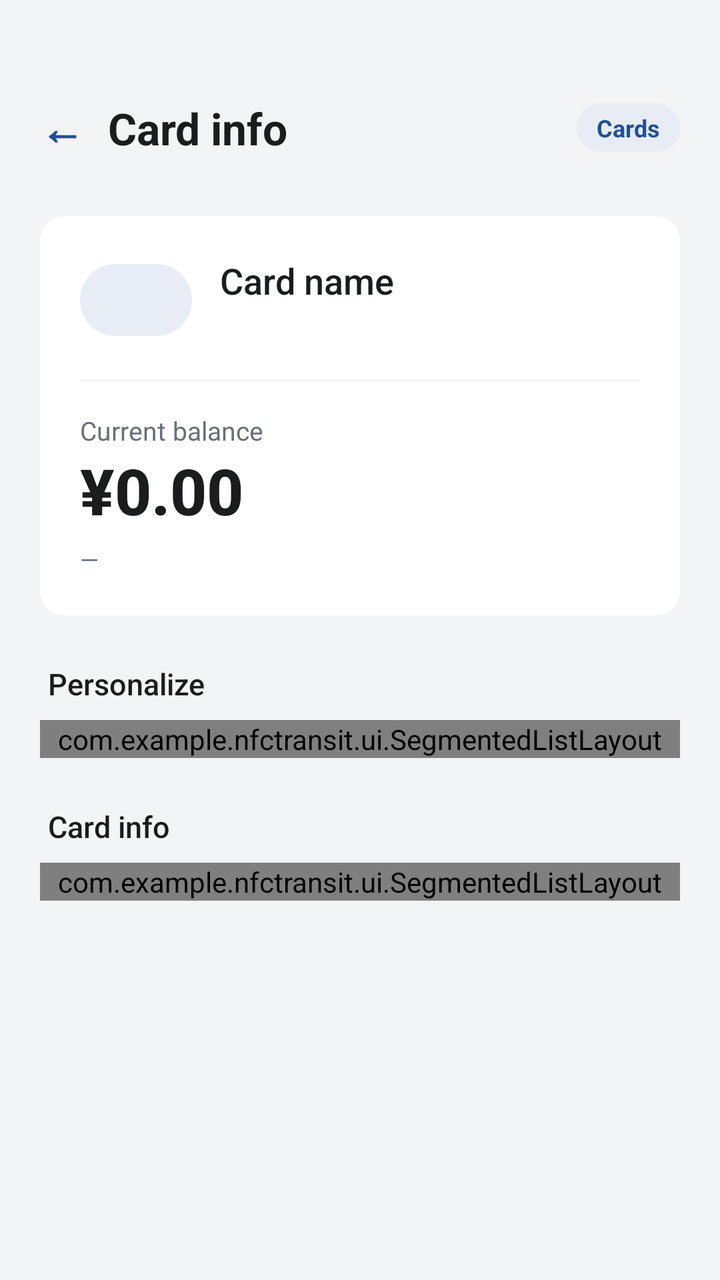
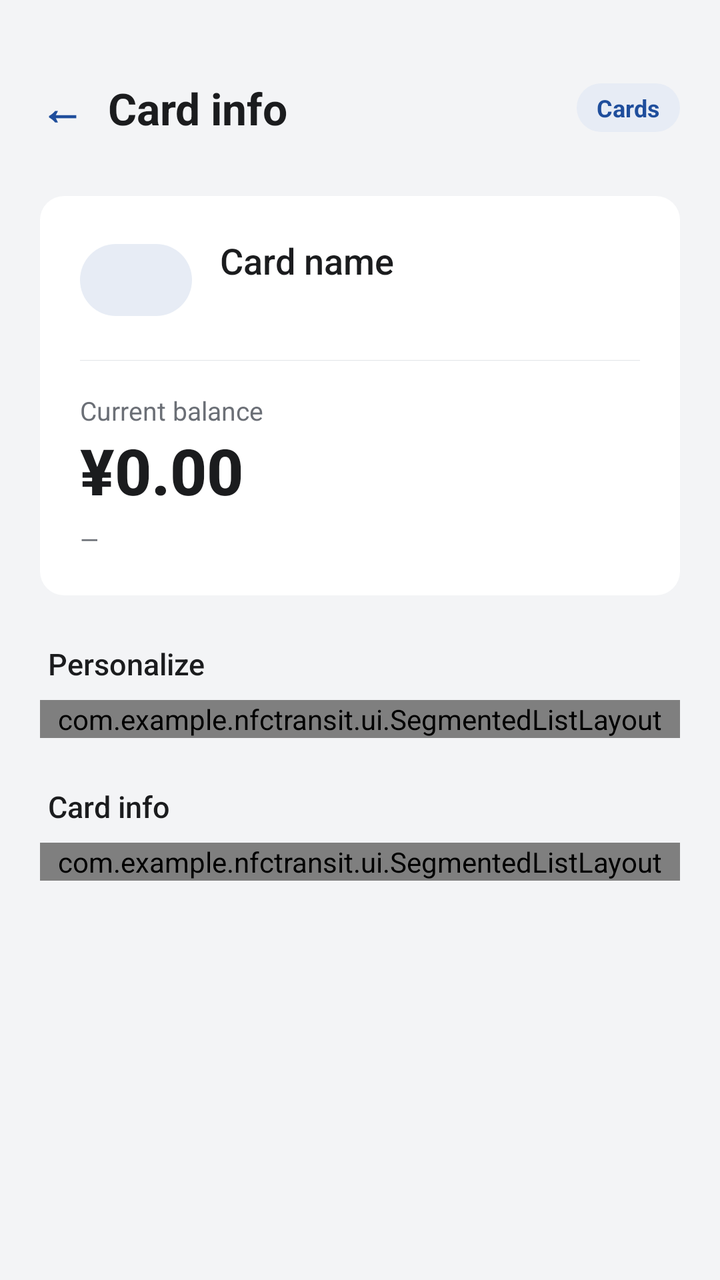

Before-and-after screenshots of an Android layout around one commit, followed by the original layout XML and the change that was made.
<!-- AndroidManifest.xml: application theme Theme.TransitU -->
<!-- res/layout/fragment_card_info.xml -->
<?xml version="1.0" encoding="utf-8"?>
<LinearLayout xmlns:android="http://schemas.android.com/apk/res/android"
    xmlns:tools="http://schemas.android.com/tools"
    android:layout_width="match_parent"
    android:layout_height="match_parent"
    android:background="@color/paper"
    android:orientation="vertical">

    <View
        android:layout_width="match_parent"
        android:layout_height="@dimen/status_bar_spacer_height" />

    <LinearLayout
        android:layout_width="match_parent"
        android:layout_height="wrap_content"
        android:gravity="center_vertical"
        android:orientation="horizontal"
        android:paddingStart="11dp"
        android:paddingTop="20dp"
        android:paddingEnd="20dp"
        android:paddingBottom="16dp">

        <TextView
            android:id="@+id/btnBack"
            style="@style/BackButton"
            android:text="←"
            android:textColor="@color/accent"
            android:textSize="22sp"
            android:textStyle="bold" />

        <TextView
            android:layout_width="0dp"
            android:layout_height="wrap_content"
            android:layout_weight="1"
            android:text="@string/card_info_title"
            android:textColor="@color/ink"
            android:textSize="22sp"
            android:textStyle="bold" />

        <LinearLayout
            android:id="@+id/cardBadge"
            android:layout_width="wrap_content"
            android:layout_height="wrap_content"
            android:background="@drawable/bg_card_badge"
            android:paddingStart="10dp"
            android:paddingTop="4dp"
            android:paddingEnd="10dp"
            android:paddingBottom="4dp">

            <TextView
                android:id="@+id/tvCardBadge"
                android:layout_width="wrap_content"
                android:layout_height="wrap_content"
                android:ellipsize="end"
                android:maxWidth="140dp"
                android:maxLines="1"
                android:text="@string/home_cards_label"
                android:textColor="@color/accent"
                android:textSize="12sp"
                android:textStyle="bold" />
        </LinearLayout>
    </LinearLayout>

    <ScrollView
        android:layout_width="match_parent"
        android:layout_height="match_parent"
        android:fillViewport="true">

        <LinearLayout
            android:layout_width="match_parent"
            android:layout_height="wrap_content"
            android:orientation="vertical"
            android:paddingBottom="24dp">

            
            <LinearLayout
                android:layout_width="match_parent"
                android:layout_height="wrap_content"
                android:layout_marginStart="20dp"
                android:layout_marginTop="8dp"
                android:layout_marginEnd="20dp"
                android:background="@drawable/bg_card_plain"
                android:orientation="vertical"
                android:padding="20dp">

                <LinearLayout
                    android:layout_width="match_parent"
                    android:layout_height="wrap_content"
                    android:gravity="center_vertical"
                    android:orientation="horizontal">

                    
                    <View
                        android:id="@+id/heroCardFace"
                        android:layout_width="56dp"
                        android:layout_height="36dp"
                        android:background="@drawable/bg_card_badge" />

                    <LinearLayout
                        android:layout_width="0dp"
                        android:layout_height="wrap_content"
                        android:layout_marginStart="14dp"
                        android:layout_weight="1"
                        android:orientation="vertical">

                        <TextView
                            android:id="@+id/tvCardName"
                            android:layout_width="match_parent"
                            android:layout_height="wrap_content"
                            android:ellipsize="end"
                            android:fontFamily="sans-serif-medium"
                            android:maxLines="2"
                            android:text="@string/card_info_name"
                            android:textColor="@color/ink"
                            android:textSize="18sp" />

                        <TextView
                            android:id="@+id/tvHeroSubtitle"
                            android:layout_width="match_parent"
                            android:layout_height="wrap_content"
                            android:layout_marginTop="2dp"
                            android:ellipsize="end"
                            android:maxLines="1"
                            android:textColor="@color/ink_3"
                            android:textSize="13sp" />
                    </LinearLayout>
                </LinearLayout>

                <View
                    android:layout_width="match_parent"
                    android:layout_height="1px"
                    android:layout_marginTop="18dp"
                    android:layout_marginBottom="16dp"
                    android:background="@color/line" />

                <TextView
                    android:id="@+id/tvBalanceLabel"
                    android:layout_width="wrap_content"
                    android:layout_height="wrap_content"
                    android:text="@string/label_current_balance"
                    android:textColor="@color/ink_3"
                    android:textSize="13sp" />

                <TextView
                    android:id="@+id/tvBalance"
                    android:layout_width="wrap_content"
                    android:layout_height="wrap_content"
                    android:layout_marginTop="4dp"
                    android:fontFamily="sans-serif-medium"
                    android:includeFontPadding="false"
                    android:text="¥0.00"
                    android:textColor="@color/ink"
                    android:textSize="32sp"
                    android:textStyle="bold" />

                <LinearLayout
                    android:id="@+id/balanceRow"
                    android:layout_width="match_parent"
                    android:layout_height="wrap_content"
                    android:layout_marginTop="8dp"
                    android:orientation="horizontal"
                    android:visibility="gone" />

                <TextView
                    android:id="@+id/tvLastRead"
                    android:layout_width="wrap_content"
                    android:layout_height="wrap_content"
                    android:layout_marginTop="6dp"
                    android:text="—"
                    android:textColor="@color/ink_3"
                    android:textSize="12sp" />
            </LinearLayout>

            
            <TextView
                style="@style/DetailSectionTitle"
                android:text="@string/card_info_personalize" />

            <com.example.nfctransit.ui.SegmentedListLayout style="@style/DetailSectionCard">

                <LinearLayout
                    android:id="@+id/rowEditName"
                    style="@style/DetailRow"
                    android:clickable="true"
                    android:focusable="true">

                    <TextView
                        style="@style/DetailRowLabel"
                        android:text="@string/card_info_name" />

                    <TextView
                        android:id="@+id/tvNameValue"
                        style="@style/DetailRowValue"
                        android:ellipsize="end"
                        android:maxLines="1" />

                    <TextView
                        android:id="@+id/btnEditName"
                        android:layout_width="wrap_content"
                        android:layout_height="wrap_content"
                        android:layout_marginStart="10dp"
                        android:tag="fa"
                        android:text="&#xf044;"
                        android:textColor="@color/accent"
                        android:textSize="14sp" />
                </LinearLayout>

                <LinearLayout
                    android:id="@+id/rowChangeColor"
                    style="@style/DetailRow"
                    android:clickable="true"
                    android:contentDescription="@string/card_info_change_color_cd"
                    android:focusable="true">

                    <TextView
                        style="@style/DetailRowLabel"
                        android:text="@string/card_info_color" />

                    <TextView
                        android:id="@+id/tvColorName"
                        style="@style/DetailRowValue" />

                    <View
                        android:id="@+id/cardColorPreview"
                        android:layout_width="28dp"
                        android:layout_height="18dp"
                        android:layout_marginStart="10dp"
                        android:background="@drawable/bg_card_badge" />

                    <TextView
                        android:id="@+id/btnChangeColor"
                        android:layout_width="wrap_content"
                        android:layout_height="wrap_content"
                        android:layout_marginStart="10dp"
                        android:tag="fa"
                        android:text="&#xf054;"
                        android:textColor="@color/ink_3"
                        android:textSize="12sp" />
                </LinearLayout>
            </com.example.nfctransit.ui.SegmentedListLayout>

            
            <TextView
                style="@style/DetailSectionTitle"
                android:text="@string/card_info_title" />

            <com.example.nfctransit.ui.SegmentedListLayout
                android:id="@+id/sectionCardInfo"
                style="@style/DetailSectionCard">

                <LinearLayout style="@style/DetailRow">

                    <TextView
                        style="@style/DetailRowLabel"
                        android:text="@string/card_info_type" />

                    <TextView
                        android:id="@+id/tvCardType"
                        style="@style/DetailRowValue" />
                </LinearLayout>


            </com.example.nfctransit.ui.SegmentedListLayout>

            
            <LinearLayout
                android:id="@+id/applicationMetadataContainer"
                android:layout_width="match_parent"
                android:layout_height="wrap_content"
                android:orientation="vertical"
                android:visibility="gone" />


            
            <LinearLayout
                android:id="@+id/rawDataSection"
                android:layout_width="match_parent"
                android:layout_height="wrap_content"
                android:orientation="vertical"
                android:visibility="gone">

                <LinearLayout
                    android:layout_width="match_parent"
                    android:layout_height="wrap_content"
                    android:layout_marginStart="24dp"
                    android:layout_marginTop="24dp"
                    android:layout_marginEnd="20dp"
                    android:layout_marginBottom="8dp"
                    android:gravity="center_vertical"
                    android:orientation="horizontal">

                    <TextView
                        android:layout_width="0dp"
                        android:layout_height="wrap_content"
                        android:layout_weight="1"
                        android:fontFamily="sans-serif-medium"
                        android:text="@string/label_raw_data"
                        android:textColor="@color/ink"
                        android:textSize="15sp" />

                    <TextView
                        android:id="@+id/btnCopyRawData"
                        android:layout_width="wrap_content"
                        android:layout_height="32dp"
                        android:background="@drawable/bg_text_button"
                        android:clickable="true"
                        android:contentDescription="@string/card_info_copy_raw_cd"
                        android:focusable="true"
                        android:gravity="center"
                        android:paddingStart="10dp"
                        android:paddingEnd="10dp"
                        android:text="@string/action_copy"
                        android:textColor="@color/accent"
                        android:textSize="12sp" />
                </LinearLayout>

                <LinearLayout
                    android:id="@+id/rawDataPanel"
                    android:layout_width="match_parent"
                    android:layout_height="wrap_content"
                    android:layout_marginStart="20dp"
                    android:layout_marginEnd="20dp"
                    android:background="@drawable/bg_hex_panel"
                    android:orientation="vertical"
                    android:padding="16dp" />
            </LinearLayout>
        </LinearLayout>
    </ScrollView>
</LinearLayout>
<!-- resources referenced by this layout -->
<resources>
  <color name="accent">#1F4E9C</color>
  <color name="ink">#1B1C1E</color>
  <color name="ink_3">#6B6F76</color>
  <color name="line">#E1E4E8</color>
  <color name="paper">#F3F4F6</color>
  <dimen name="status_bar_spacer_height">0dp</dimen>
  <!-- drawable bg_card_badge (drawable) -->
  <?xml version="1.0" encoding="utf-8"?>
  <shape xmlns:android="http://schemas.android.com/apk/res/android">
      <solid android:color="@color/accent_container" />
      <corners android:radius="999dp" />
  </shape>
  <!-- drawable bg_card_plain (drawable) -->
  <?xml version="1.0" encoding="utf-8"?>
  <shape xmlns:android="http://schemas.android.com/apk/res/android">
      <solid android:color="@color/surface" />
      <corners android:radius="12dp" />
  </shape>
  <!-- drawable bg_hex_panel (drawable) -->
  <?xml version="1.0" encoding="utf-8"?>
  <shape xmlns:android="http://schemas.android.com/apk/res/android">
      <solid android:color="@color/night" />
      <corners android:radius="4dp" />
      <stroke android:width="0.5dp" android:color="@color/night_2" />
  </shape>
  <string name="action_copy">Copy</string>
  <string name="card_info_change_color_cd">Change card color</string>
  <string name="card_info_color">Card color</string>
  <string name="card_info_copy_raw_cd">Copy raw card data</string>
  <string name="card_info_name">Card name</string>
  <string name="card_info_personalize">Personalize</string>
  <string name="card_info_title">Card info</string>
  <string name="card_info_type">Card type</string>
  <string name="home_cards_label">Cards</string>
  <string name="label_current_balance">Current balance</string>
  <string name="label_raw_data">Raw data</string>
  <style name="DetailRowLabel">
          <item name="android:layout_width">wrap_content</item>
          <item name="android:layout_height">wrap_content</item>
          <item name="android:layout_marginEnd">16dp</item>
          <item name="android:textColor">@color/ink_3</item>
          <item name="android:textSize">13sp</item>
      </style>
  <style name="DetailSectionCard">
          <item name="android:layout_width">match_parent</item>
          <item name="android:layout_height">wrap_content</item>
          <item name="android:layout_marginStart">20dp</item>
          <item name="android:layout_marginEnd">20dp</item>
          <item name="android:orientation">vertical</item>
      </style>
  <color name="accent_container">#E7ECF5</color>
  <color name="surface">#FFFFFF</color>
  <color name="night">#18191B</color>
  <color name="night_2">#2A2C30</color>
  <!-- drawable bg_back_button (drawable) -->
  <?xml version="1.0" encoding="utf-8"?>
  <shape xmlns:android="http://schemas.android.com/apk/res/android"
      android:shape="oval">
      <solid android:color="@android:color/transparent" />
  </shape>
  <!-- drawable tu_text_select_handle_middle (drawable) -->
  <?xml version="1.0" encoding="utf-8"?>
  <bitmap xmlns:android="http://schemas.android.com/apk/res/android"
      android:src="@drawable/abc_text_select_handle_middle_mtrl"
      android:tint="?attr/colorPrimary"
      android:tintMode="src_in" />
  <!-- drawable tu_text_select_handle_left (drawable) -->
  <?xml version="1.0" encoding="utf-8"?>
  <bitmap xmlns:android="http://schemas.android.com/apk/res/android"
      android:src="@drawable/abc_text_select_handle_left_mtrl"
      android:tint="?attr/colorPrimary"
      android:tintMode="src_in" />
  <!-- drawable tu_text_select_handle_right (drawable) -->
  <?xml version="1.0" encoding="utf-8"?>
  <bitmap xmlns:android="http://schemas.android.com/apk/res/android"
      android:src="@drawable/abc_text_select_handle_right_mtrl"
      android:tint="?attr/colorPrimary"
      android:tintMode="src_in" />
  <!-- unchanged entries left out for length: 6 -->
</resources>

<!-- the commit's change to res/layout/fragment_card_info.xml (unified diff, before → after) -->
@@ -16,7 +16,7 @@
         android:gravity="center_vertical"
         android:orientation="horizontal"
         android:paddingStart="11dp"
-        android:paddingTop="20dp"
+        android:paddingTop="@dimen/nav_header_padding_top"
         android:paddingEnd="20dp"
         android:paddingBottom="16dp">
 
<!-- resource entries referenced after the edit -->
@@ -5,6 +5,7 @@
   <color name="ink_3">#6B6F76</color>
   <color name="line">#E1E4E8</color>
   <color name="paper">#F3F4F6</color>
+  <dimen name="nav_header_padding_top">10dp</dimen>
   <dimen name="status_bar_spacer_height">0dp</dimen>
   <!-- drawable bg_card_badge (drawable) -->
   <?xml version="1.0" encoding="utf-8"?>
